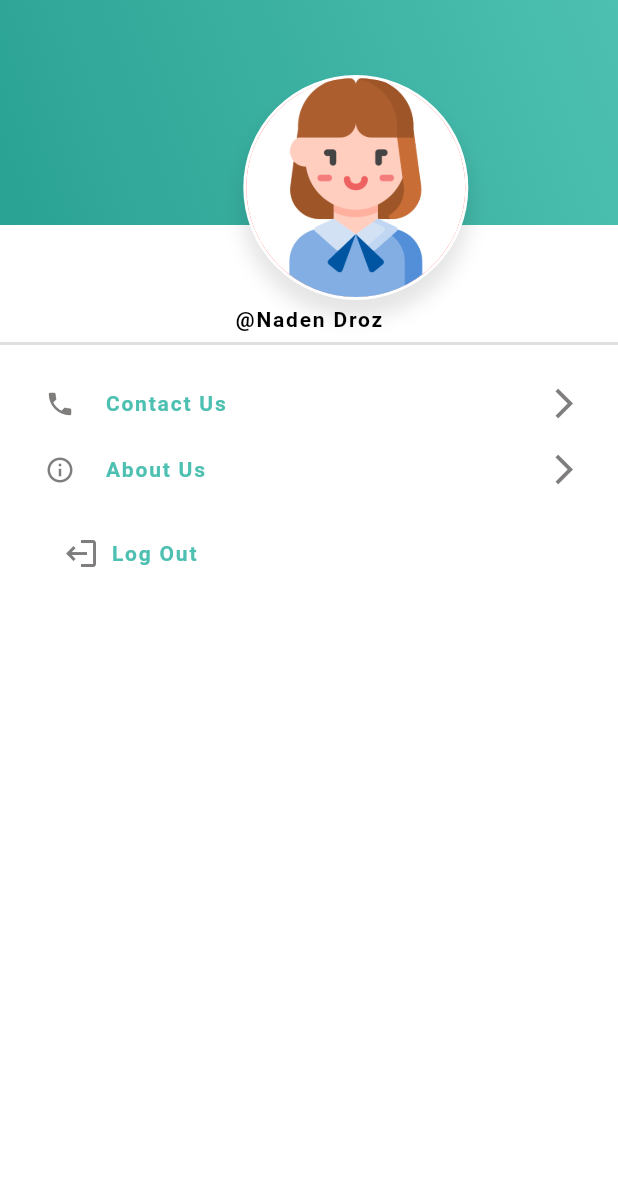
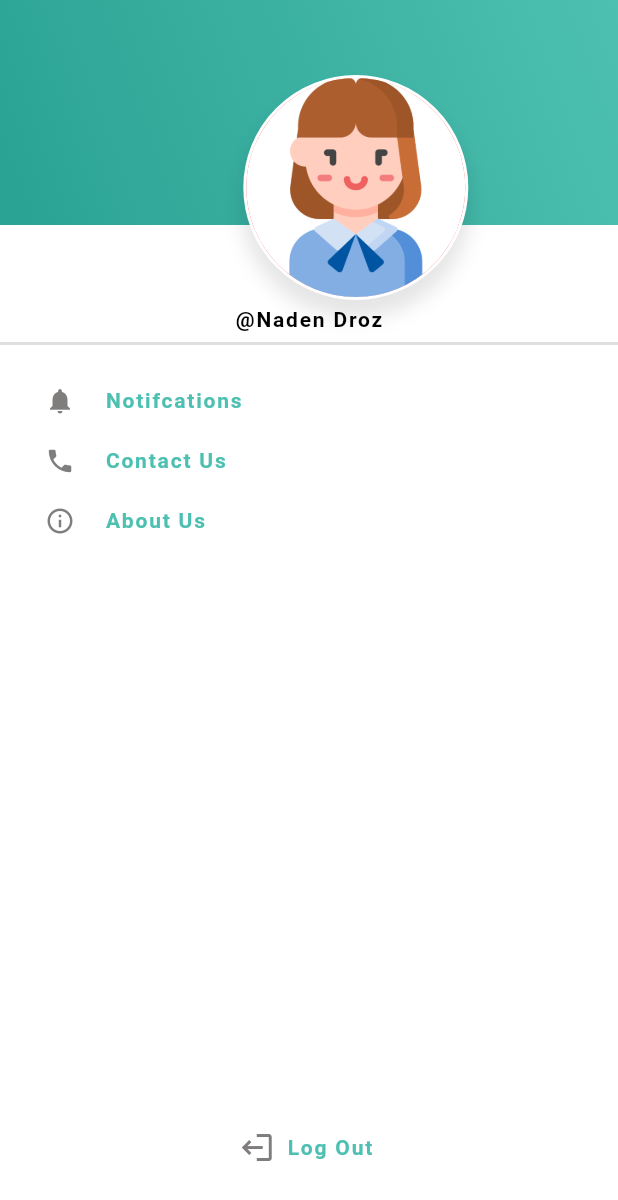
Before and after one commit to ahmedibrahim240/Dr-hwaida, a Flutter app: the Menu screen opened directly, on a phone screen of 412 x 824 dp. Shown: the top 1200 px of the screen. Run offline on Flutter 3.47's test engine with Material 2 defaults, Android fonts, the phone set to English and light mode, and no system bars; our stand-ins replace carousel_slider, flutter_datetime_picker, flutter_svg, font_awesome_flutter, smooth_star_rating; missing offline and left inert: code_fields; Roboto replaces fonts that are missing (Cairo).

Commit message:
edit menu

```diff
--- a/lib/screens/cart/card.dart
+++ b/lib/screens/cart/card.dart
@@ -1,11 +1,8 @@
-import 'package:DrHwaida/constants/constans.dart';
 import 'package:DrHwaida/constants/themes.dart';
 import 'package:DrHwaida/screens/checkOut/checkOut.dart';
-
 import 'package:flutter/cupertino.dart';
 import 'package:flutter/material.dart';
 import 'package:font_awesome_flutter/font_awesome_flutter.dart';
-
 import '../CustomBottomNavigationBar.dart';
 
 class Cart extends StatefulWidget {
--- a/lib/screens/menu/components/menubody.dart
+++ b/lib/screens/menu/components/menubody.dart
@@ -2,11 +2,13 @@ import 'package:DrHwaida/constants/constans.dart';
 import 'package:DrHwaida/constants/themes.dart';
 import 'package:DrHwaida/screens/aboutus/aboutus.dart';
 import 'package:DrHwaida/screens/contactus/contactus.dart';
+import 'package:DrHwaida/screens/notifications/notifications.dart';
 // import 'package:DrHwaida/screens/myReview/myreview.dart';
 // import 'package:DrHwaida/screens/mycourses/mycourses.dart';
 // import 'package:DrHwaida/screens/paymenthistory/paymentHistory.dart';
 // import 'package:DrHwaida/screens/userProfile/userprofile.dart';
 import 'package:flutter/material.dart';
+import 'package:font_awesome_flutter/font_awesome_flutter.dart';
 // import 'package:font_awesome_flutter/font_awesome_flutter.dart';s
 
 import 'menucontant.dart';
@@ -26,8 +28,10 @@ class MenuBody extends StatelessWidget {
   @override
   Widget build(BuildContext context) {
     return Container(
-      height: height - 261,
-      child: ListView(
+      height: height - 272,
+      child: Stack(
+        children: [
+          ListView(
             shrinkWrap: true,
             children: [
               Padding(
@@ -38,21 +42,18 @@ class MenuBody extends StatelessWidget {
                   crossAxisAlignment: CrossAxisAlignment.start,
                   children: [
                     SizedBox(height: 20),
-                // MenuContent(
-                //   title: 'Profile',
-                //   icon: FontAwesomeIcons.idCard,
-                //   onTap: () {
-                //     Navigator.of(context).push(
-                //       MaterialPageRoute(
-                //         builder: (_) => UserProfile(
-                //           userName: userName,
-                //           userimgUrl: userImUrl,
-                //         ),
-                //       ),
-                //     );
-                //   },
-                // ),
-                // SizedBox(height: 20),
+                    MenuContent(
+                      title: 'Notifcations',
+                      icon: Icons.notifications,
+                      onTap: () {
+                        Navigator.of(context).push(
+                          MaterialPageRoute(
+                            builder: (_) => Notificatios(),
+                          ),
+                        );
+                      },
+                    ),
+                    SizedBox(height: 20),
                     // MenuContent(
                     //   title: 'My Courses',
                     //   icon: FontAwesomeIcons.bookOpen,
@@ -137,7 +138,14 @@ class MenuBody extends StatelessWidget {
                       },
                     ),
                     SizedBox(height: 20),
-                FlatButton.icon(
+                  ],
+                ),
+              ),
+            ],
+          ),
+          Align(
+            alignment: Alignment.bottomCenter,
+            child: FlatButton.icon(
               onPressed: () {},
               icon: Transform.rotate(
                 angle: 180 * 3.14 / 180,
@@ -153,8 +161,6 @@ class MenuBody extends StatelessWidget {
                 ),
               ),
             ),
-              ],
-            ),
           ),
         ],
       ),
--- a/lib/screens/menu/components/menucontant.dart
+++ b/lib/screens/menu/components/menucontant.dart
@@ -36,13 +36,13 @@ class MenuContent extends StatelessWidget {
               ),
             ],
           ),
-          Transform.rotate(
-            angle: 180 * 3.14 / 180,
-            child: Icon(
-              Icons.arrow_back_ios,
-              color: customColorIcon,
-            ),
-          ),
+          // Transform.rotate(
+          //   angle: 180 * 3.14 / 180,
+          //   child: Icon(
+          //     Icons.arrow_back_ios,
+          //     color: customColorIcon,
+          //   ),
+          // ),
         ],
       ),
     );
```
Lines whose indentation alone changed are shown as unchanged.
